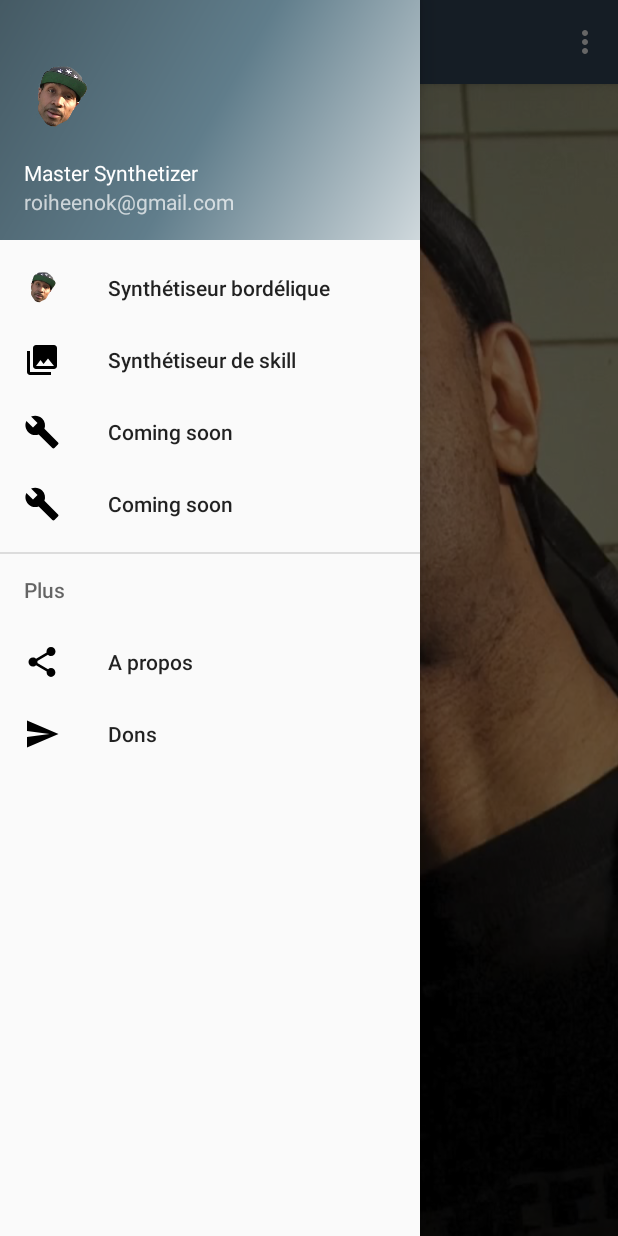
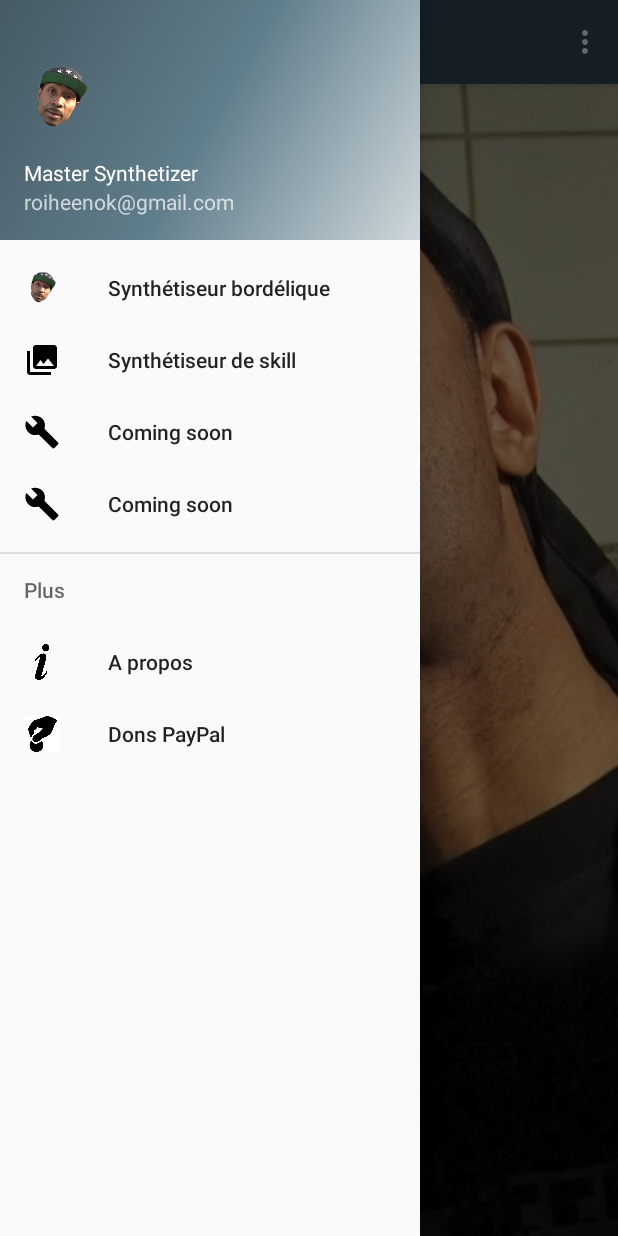
Before and after one commit to SebastienBenazet/MasterSynthetizer, an Android app: the screen it shows after launch (MainActivity), with the side drawer open, on a phone screen of 412 x 824 dp. Run offline under Robolectric (Android 15) with nearby library versions, the phone set to English and light mode, and no system bars; our stand-ins replace AdMob.

Commit message:
Added "About" and "Donate" icon for menu Added button redirection to my PayPal account for donation

```diff
--- a/app/src/main/java/com/kitbass/mastersynthetizer/MainActivity.java
+++ b/app/src/main/java/com/kitbass/mastersynthetizer/MainActivity.java
@@ -2,6 +2,7 @@ package com.kitbass.mastersynthetizer;
 
 import android.content.Intent;
 import android.media.MediaPlayer;
+import android.net.Uri;
 import android.os.Bundle;
 import android.support.annotation.NonNull;
 import android.support.design.widget.NavigationView;
@@ -112,7 +113,10 @@ public class MainActivity extends AppCompatActivity
             Intent intent = new Intent(MainActivity.this, AboutActivity.class);
             startActivity(intent);
         } else if (id == R.id.nav_donate) {
-            Toast.makeText(getApplicationContext(), "Coming soon !", Toast.LENGTH_SHORT).show();
+            String donateUrl = "https://www.paypal.me/SebastienBenazet";
+            Intent i = new Intent(Intent.ACTION_VIEW);
+            i.setData(Uri.parse(donateUrl));
+            startActivity(i);
         }
 
         DrawerLayout drawer = (DrawerLayout) findViewById(R.id.drawer_layout);
--- a/app/src/main/res/menu/activity_main_drawer.xml
+++ b/app/src/main/res/menu/activity_main_drawer.xml
@@ -24,11 +24,11 @@
         <menu>
             <item
                 android:id="@+id/nav_about"
-                android:icon="@drawable/ic_menu_share"
+                android:icon="@drawable/ic_menu_about"
                 android:title="@string/about" />
             <item
                 android:id="@+id/nav_donate"
-                android:icon="@drawable/ic_menu_send"
+                android:icon="@drawable/ic_menu_donate"
                 android:title="@string/donate" />
         </menu>
     </item>
--- a/app/src/main/res/values/strings.xml
+++ b/app/src/main/res/values/strings.xml
@@ -63,7 +63,7 @@
     <string name="accessibility_ic_launcher">Tête du Roi Heenok</string>
     <string name="nav_plus_group">Plus</string>
     <string name="about">A propos</string>
-    <string name="donate">Dons</string>
+    <string name="donate">Dons PayPal</string>
 
 
 </resources>
```
Also changed, not shown: app/src/main/res/drawable/ic_menu_about.png (added), app/src/main/res/drawable/ic_menu_donate.png (added).
